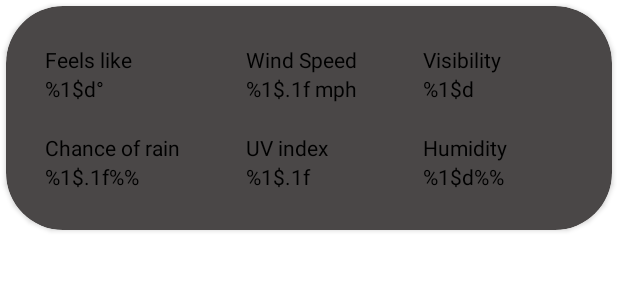
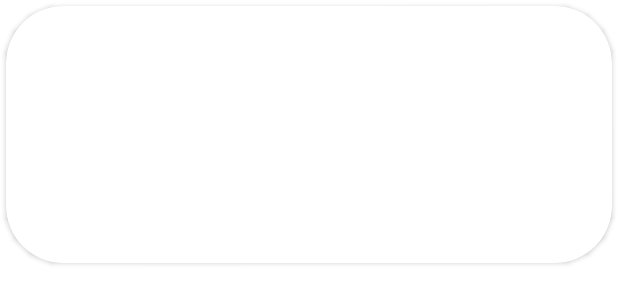
Before and after one commit to MorPfa/VibeCast, an Android app: the layout main_screen_weather_widget.xml on its own in the app's theme, with its tools: preview values and no code run, on a phone screen of 412 x 824 dp. Shown: the top 304 px of the screen. Run offline under Robolectric (Android 15) with nearby library versions, the phone set to English and light mode, and no system bars.

Commit message:
added spotify key adjusted main weather widget

```diff
--- a/app/build.gradle.kts
+++ b/app/build.gradle.kts
@@ -33,6 +33,12 @@ android {
             type = "String",
             name = "UNSPLASH_KEY",
             value = unsplashKey
+        )
+        val spotifyKey = properties.getProperty("SPOTIFY_KEY")
+        buildConfigField(
+            type = "String",
+            name = "SPOTIFY_KEY",
+            value = spotifyKey
         )
 
         testInstrumentationRunner = "androidx.test.runner.AndroidJUnitRunner"
--- /dev/null
+++ b/app/src/main/res/drawable/weather_widget_background.xml
@@ -0,0 +1,5 @@
+<?xml version="1.0" encoding="utf-8"?>
+<shape xmlns:android="http://schemas.android.com/apk/res/android">
+    <solid android:color="@android:color/transparent" />
+    <corners android:radius="26dp" />
+</shape>
--- a/app/src/main/res/layout/main_screen_weather_widget.xml
+++ b/app/src/main/res/layout/main_screen_weather_widget.xml
@@ -8,7 +8,7 @@
         android:layout_height="wrap_content"
         android:layout_margin="4dp"
         android:layout_marginBottom="14dp"
-        app:cardBackgroundColor="#4A4747"
+        android:background="@drawable/weather_widget_background"
         app:cardCornerRadius="38dp"
         app:cardElevation="2dp"
         app:contentPadding="16dp"
@@ -18,18 +18,21 @@
         app:layout_constraintStart_toStartOf="parent"
        >
 
-<!--    <TextView-->
-<!--        android:id="@+id/air_quality"-->
-<!--        android:layout_width="wrap_content"-->
-<!--        android:layout_height="wrap_content"-->
-<!--        android:text="@string/air_quality"-->
-<!--        android:textColor="#000000"-->
-<!--        android:textSize="16sp"-->
-<!--        android:textStyle="bold" />-->
+
+    <LinearLayout
+        android:layout_width="match_parent"
+        android:layout_height="wrap_content"
+        android:orientation="vertical">
+        <TextView
+            android:id="@+id/air_quality"
+            android:layout_width="wrap_content"
+            android:layout_height="wrap_content"
+            android:text="@string/air_quality"
+            android:textColor="#FFFFFF"
+            android:textSize="16sp" />
 
         <GridLayout
             android:elevation="2dp"
-        android:background="#4A4747"
             android:padding="10dp"
             android:layout_width="match_parent"
             android:layout_height="wrap_content"
@@ -42,7 +45,7 @@
                 android:layout_height="wrap_content"
                 android:text="@string/feels_like"
                 android:textAlignment="textStart"
-            android:textColor="#000000"
+                android:textColor="#FFFFFF"
                 android:textSize="14sp"
                 android:layout_columnWeight="1" />
 
@@ -51,7 +54,7 @@
                 android:layout_height="wrap_content"
                 android:text="@string/wind_speed"
                 android:textAlignment="textStart"
-            android:textColor="#000000"
+                android:textColor="#FFFFFF"
                 android:textSize="14sp"
                 android:layout_columnWeight="1" />
 
@@ -59,7 +62,7 @@
                 android:layout_width="wrap_content"
                 android:layout_height="wrap_content"
                 android:text="@string/visibility"
-            android:textColor="#000000"
+                android:textColor="#FFFFFF"
                 android:textSize="14sp"
                 android:textAlignment="textStart"
                 android:layout_columnWeight="1" />
@@ -70,7 +73,7 @@
                 android:layout_width="wrap_content"
                 android:layout_height="wrap_content"
                 android:text="@string/feels_like_value"
-            android:textColor="#000000"
+                android:textColor="#FFFFFF"
                 android:textSize="14sp"
                 android:textAlignment="textStart"
                 android:layout_columnWeight="1" />
@@ -80,7 +83,7 @@
                 android:layout_width="wrap_content"
                 android:layout_height="wrap_content"
                 android:text="@string/wind_speed_value"
-            android:textColor="#000000"
+                android:textColor="#FFFFFF"
                 android:textSize="14sp"
                 android:textAlignment="textStart"
                 android:layout_columnWeight="1" />
@@ -90,7 +93,7 @@
                 android:layout_width="wrap_content"
                 android:layout_height="wrap_content"
                 android:text="@string/visibility_value"
-            android:textColor="#000000"
+                android:textColor="#FFFFFF"
                 android:textSize="14sp"
                 android:textAlignment="textStart"
                 android:layout_columnWeight="1" />
@@ -101,7 +104,7 @@
                 android:layout_height="wrap_content"
                 android:text="@string/chance_of_rain"
                 android:paddingTop="20dp"
-            android:textColor="#000000"
+                android:textColor="#FFFFFF"
                 android:textSize="14sp"
                 android:textAlignment="textStart"
                 android:layout_columnWeight="1" />
@@ -111,7 +114,7 @@
                 android:layout_height="wrap_content"
                 android:text="@string/uv_index"
                 android:paddingTop="20dp"
-            android:textColor="#000000"
+                android:textColor="#FFFFFF"
                 android:textSize="14sp"
                 android:textAlignment="textStart"
                 android:layout_columnWeight="1" />
@@ -121,7 +124,7 @@
                 android:layout_height="wrap_content"
                 android:text="@string/humidity_title"
                 android:paddingTop="20dp"
-            android:textColor="#000000"
+                android:textColor="#FFFFFF"
                 android:textSize="14sp"
                 android:textAlignment="textStart"
                 android:layout_columnWeight="1" />
@@ -132,7 +135,7 @@
                 android:layout_width="wrap_content"
                 android:layout_height="wrap_content"
                 android:text="@string/chance_of_rain_value"
-            android:textColor="#000000"
+                android:textColor="#FFFFFF"
                 android:textSize="14sp"
                 android:textAlignment="textStart"
                 android:layout_columnWeight="1" />
@@ -142,7 +145,7 @@
                 android:layout_width="wrap_content"
                 android:layout_height="wrap_content"
                 android:text="@string/uv_index_value"
-            android:textColor="#000000"
+                android:textColor="#FFFFFF"
                 android:textSize="14sp"
                 android:textAlignment="textStart"
                 android:layout_columnWeight="1" />
@@ -152,11 +155,16 @@
                 android:layout_width="wrap_content"
                 android:layout_height="wrap_content"
                 android:text="@string/humidity"
-            android:textColor="#000000"
+                android:textColor="#FFFFFF"
                 android:textSize="14sp"
                 android:textAlignment="textStart"
                 android:layout_columnWeight="1" />
         </GridLayout>
 
 
+
+    </LinearLayout>
+
+
+
 </androidx.cardview.widget.CardView>
```
Also changed, not shown: app/src/main/java/app/vibecast/data/data_repository/repository/WeatherRepositoryImpl.kt (+8 -3 lines), app/src/main/java/app/vibecast/data/remote/source/RemoteWeatherDataSourceImpl.kt (+12 -10 lines), app/src/main/java/app/vibecast/presentation/CurrentLocationFragment.kt (+8 -2 lines), app/src/main/java/app/vibecast/presentation/MainActivity.kt (+4 -14 lines), 2 other files. Lines whose indentation alone changed are shown as unchanged.
